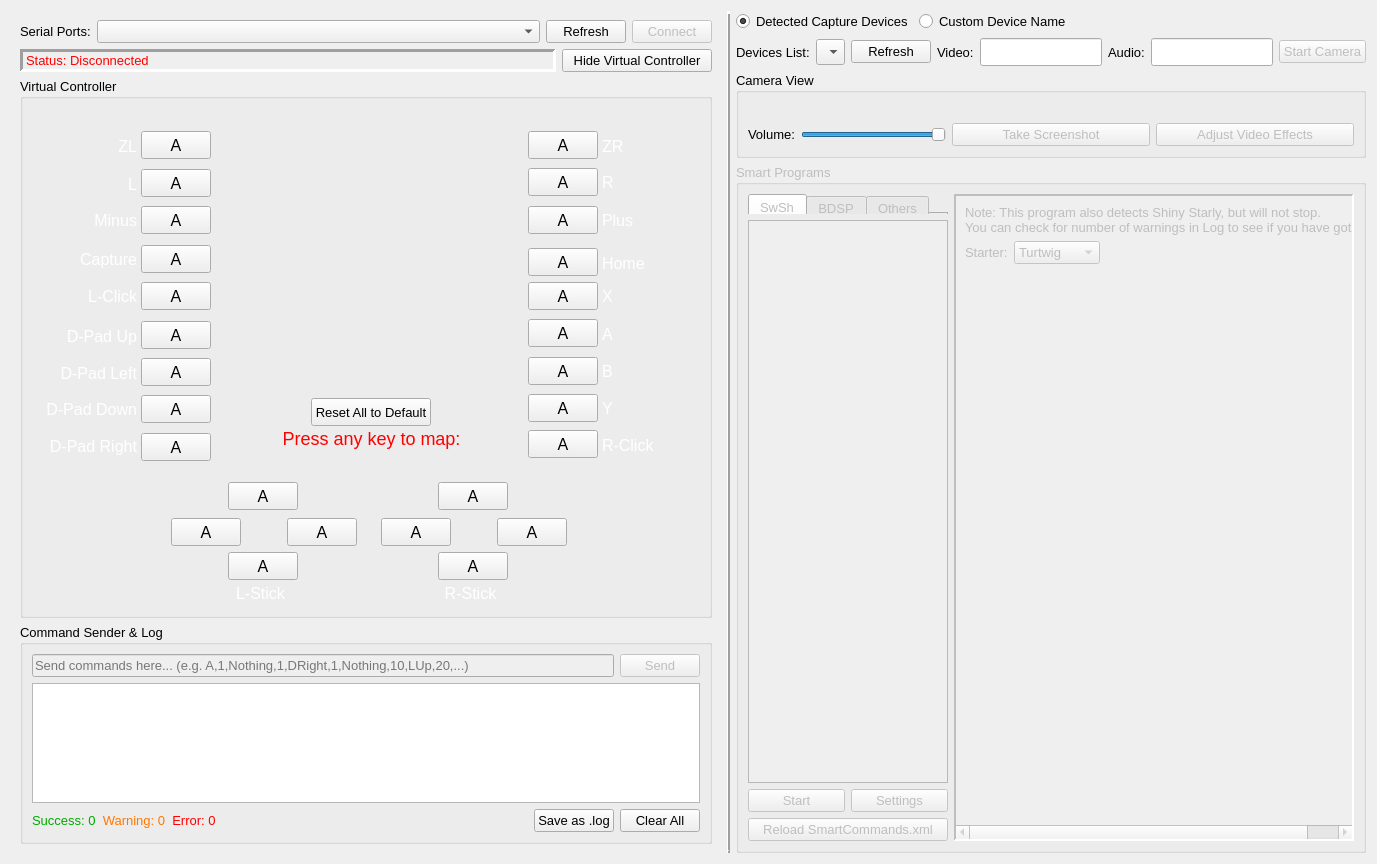
First picture: the form in remotecontrollerwindow.ui, repository brianuuu/AutoControllerHelper, before the edit.
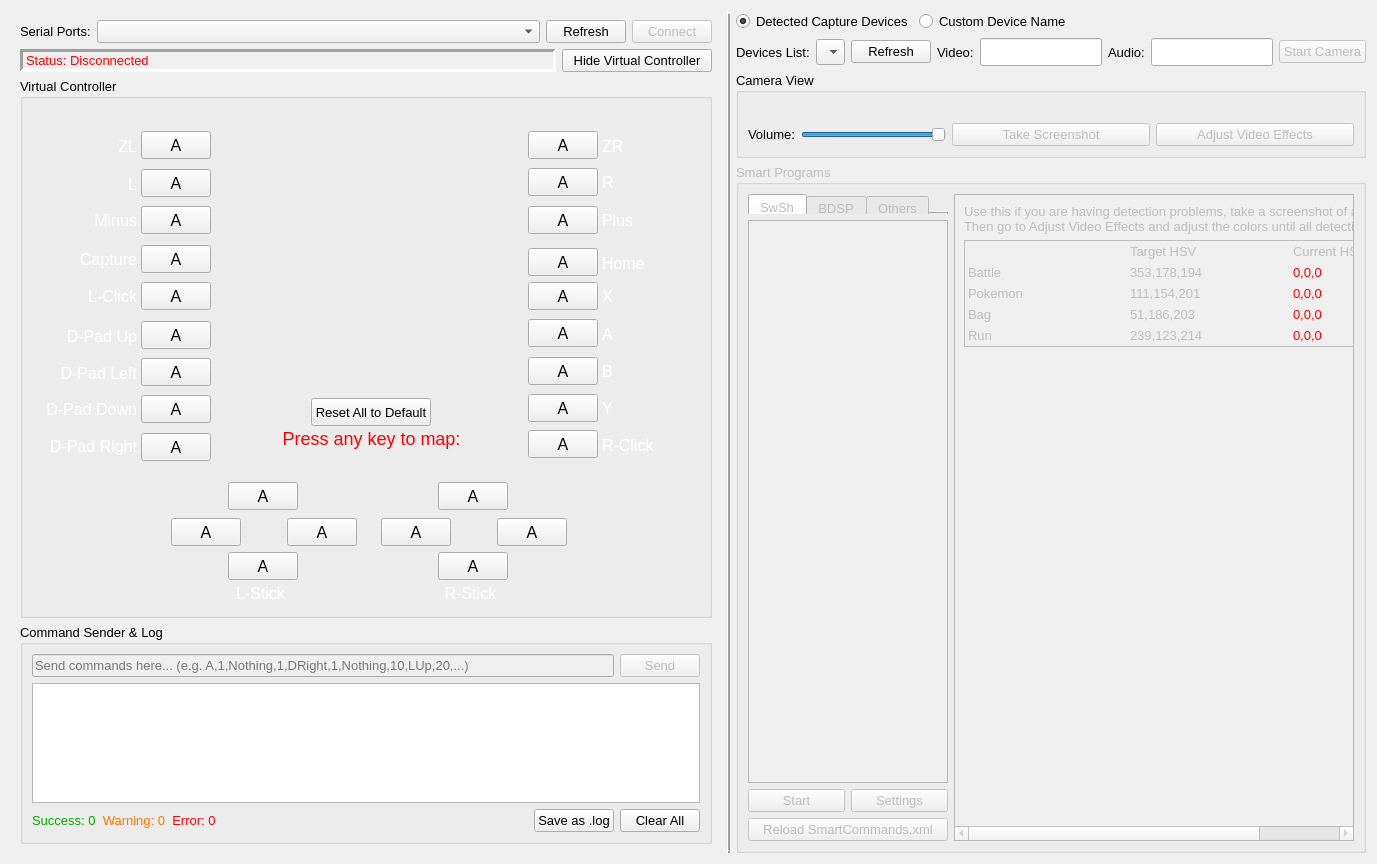
Second picture: the form after the edit. Icons and pictures are not drawn. Custom widgets are drawn as their Qt base class.

Commit message: [SmartColorCalibrator] Added for adjusting color

Diff of the .ui file:
```diff
--- a/remotecontrollerwindow.ui
+++ b/remotecontrollerwindow.ui
@@ -1686,7 +1686,7 @@
              </sizepolicy>
             </property>
             <property name="currentIndex">
-             <number>7</number>
+             <number>8</number>
             </property>
             <widget class="QWidget" name="page">
              <layout class="QVBoxLayout" name="verticalLayout_7">
@@ -2790,6 +2790,203 @@
               </item>
              </layout>
             </widget>
+            <widget class="QWidget" name="page_8">
+             <layout class="QVBoxLayout" name="verticalLayout_23">
+              <property name="leftMargin">
+               <number>0</number>
+              </property>
+              <property name="topMargin">
+               <number>0</number>
+              </property>
+              <property name="rightMargin">
+               <number>0</number>
+              </property>
+              <property name="bottomMargin">
+               <number>0</number>
+              </property>
+              <item>
+               <widget class="QScrollArea" name="scrollArea_9">
+                <property name="widgetResizable">
+                 <bool>true</bool>
+                </property>
+                <widget class="QWidget" name="scrollAreaWidgetContents_9">
+                 <property name="geometry">
+                  <rect>
+                   <x>0</x>
+                   <y>0</y>
+                   <width>430</width>
+                   <height>319</height>
+                  </rect>
+                 </property>
+                 <layout class="QVBoxLayout" name="verticalLayout_24">
+                  <item>
+                   <widget class="QLabel" name="label_44">
+                    <property name="text">
+                     <string>Use this if you are having detection problems, take a screenshot of a battle in BDSP.
+Then go to Adjust Video Effects and adjust the colors until all detections return green.</string>
+                    </property>
+                   </widget>
+                  </item>
+                  <item>
+                   <widget class="QFrame" name="frame_2">
+                    <property name="frameShape">
+                     <enum>QFrame::Panel</enum>
+                    </property>
+                    <property name="frameShadow">
+                     <enum>QFrame::Plain</enum>
+                    </property>
+                    <property name="lineWidth">
+                     <number>1</number>
+                    </property>
+                    <layout class="QVBoxLayout" name="verticalLayout_25">
+                     <property name="leftMargin">
+                      <number>3</number>
+                     </property>
+                     <property name="topMargin">
+                      <number>3</number>
+                     </property>
+                     <property name="rightMargin">
+                      <number>3</number>
+                     </property>
+                     <property name="bottomMargin">
+                      <number>3</number>
+                     </property>
+                     <item>
+                      <layout class="QGridLayout" name="gridLayout">
+                       <item row="4" column="0">
+                        <widget class="QLabel" name="label_48">
+                         <property name="text">
+                          <string>Run</string>
+                         </property>
+                        </widget>
+                       </item>
+                       <item row="3" column="0">
+                        <widget class="QLabel" name="label_47">
+                         <property name="text">
+                          <string>Bag</string>
+                         </property>
+                        </widget>
+                       </item>
+                       <item row="0" column="1">
+                        <widget class="QLabel" name="label_50">
+                         <property name="text">
+                          <string>Target HSV</string>
+                         </property>
+                        </widget>
+                       </item>
+                       <item row="1" column="0">
+                        <widget class="QLabel" name="label_45">
+                         <property name="text">
+                          <string>Battle</string>
+                         </property>
+                        </widget>
+                       </item>
+                       <item row="2" column="2">
+                        <widget class="QLabel" name="SP8_L_Pokemon">
+                         <property name="text">
+                          <string>&lt;font color=&quot;#FFFF0000&quot;&gt;0,0,0&lt;/font&gt;</string>
+                         </property>
+                         <property name="textFormat">
+                          <enum>Qt::RichText</enum>
+                         </property>
+                        </widget>
+                       </item>
+                       <item row="4" column="2">
+                        <widget class="QLabel" name="SP8_L_Run">
+                         <property name="text">
+                          <string>&lt;font color=&quot;#FFFF0000&quot;&gt;0,0,0&lt;/font&gt;</string>
+                         </property>
+                         <property name="textFormat">
+                          <enum>Qt::RichText</enum>
+                         </property>
+                        </widget>
+                       </item>
+                       <item row="3" column="2">
+                        <widget class="QLabel" name="SP8_L_Bag">
+                         <property name="text">
+                          <string>&lt;font color=&quot;#FFFF0000&quot;&gt;0,0,0&lt;/font&gt;</string>
+                         </property>
+                         <property name="textFormat">
+                          <enum>Qt::RichText</enum>
+                         </property>
+                        </widget>
+                       </item>
+                       <item row="3" column="1">
+                        <widget class="QLabel" name="label_58">
+                         <property name="text">
+                          <string>51,186,203</string>
+                         </property>
+                        </widget>
+                       </item>
+                       <item row="2" column="0">
+                        <widget class="QLabel" name="label_46">
+                         <property name="text">
+                          <string>Pokemon</string>
+                         </property>
+                        </widget>
+                       </item>
+                       <item row="1" column="2">
+                        <widget class="QLabel" name="SP8_L_Battle">
+                         <property name="text">
+                          <string>&lt;font color=&quot;#FFFF0000&quot;&gt;0,0,0&lt;/font&gt;</string>
+                         </property>
+                         <property name="textFormat">
+                          <enum>Qt::RichText</enum>
+                         </property>
+                        </widget>
+                       </item>
+                       <item row="0" column="2">
+                        <widget class="QLabel" name="label_51">
+                         <property name="text">
+                          <string>Current HSV</string>
+                         </property>
+                        </widget>
+                       </item>
+                       <item row="1" column="1">
+                        <widget class="QLabel" name="label_56">
+                         <property name="text">
+                          <string>353,178,194</string>
+                         </property>
+                        </widget>
+                       </item>
+                       <item row="2" column="1">
+                        <widget class="QLabel" name="label_57">
+                         <property name="text">
+                          <string>111,154,201</string>
+                         </property>
+                        </widget>
+                       </item>
+                       <item row="4" column="1">
+                        <widget class="QLabel" name="label_59">
+                         <property name="text">
+                          <string>239,123,214</string>
+                         </property>
+                        </widget>
+                       </item>
+                      </layout>
+                     </item>
+                    </layout>
+                   </widget>
+                  </item>
+                  <item>
+                   <spacer name="verticalSpacer_7">
+                    <property name="orientation">
+                     <enum>Qt::Vertical</enum>
+                    </property>
+                    <property name="sizeHint" stdset="0">
+                     <size>
+                      <width>20</width>
+                      <height>40</height>
+                     </size>
+                    </property>
+                   </spacer>
+                  </item>
+                 </layout>
+                </widget>
+               </widget>
+              </item>
+             </layout>
+            </widget>
            </widget>
           </item>
          </layout>
```
Left out of the diff: 8 changed lines with no effect on the pictures. The commit also changes 7 other files.
